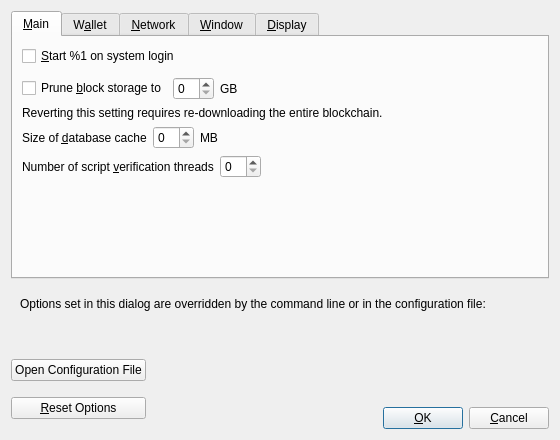
auroracoin101/Auroracoin, file src/qt/forms/optionsdialog.ui: the form before one commit.
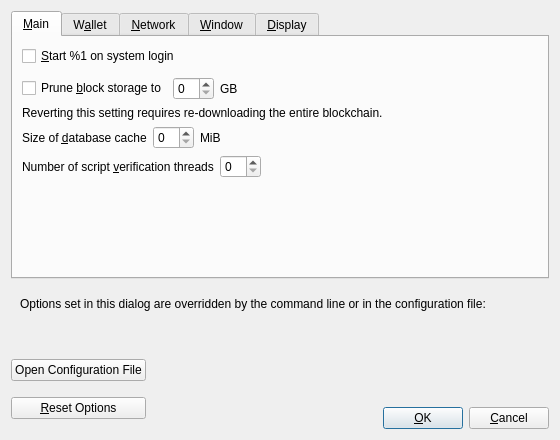
The form after the commit. Custom widgets are drawn as their Qt base class.

```diff
--- a/src/qt/forms/optionsdialog.ui
+++ b/src/qt/forms/optionsdialog.ui
@@ -121,7 +121,7 @@
          <item>
           <widget class="QLabel" name="databaseCacheUnitLabel">
            <property name="text">
-            <string>MB</string>
+            <string>MiB</string>
            </property>
            <property name="textFormat">
             <enum>Qt::PlainText</enum>
```
